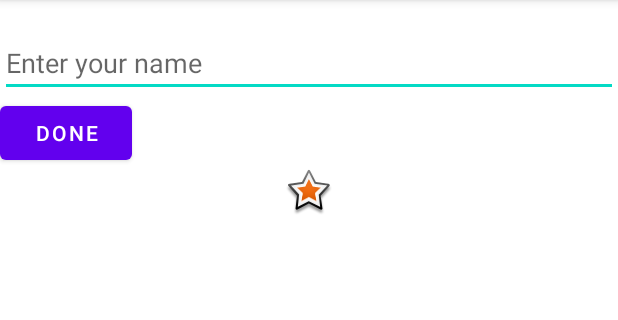
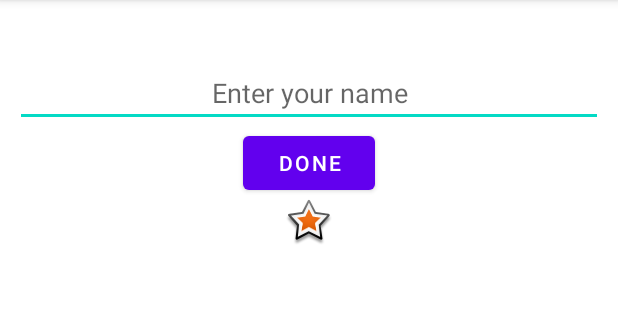
Before and after one commit to paolozroxas/AboutMe, an Android app: the screen it shows after launch (MainActivity), after a tap on "DONE", on a phone screen of 412 x 824 dp, the part 84-404 px from its top. Run offline under Robolectric (Android 15) with nearby library versions, the phone set to English and light mode, and no system bars; our stand-ins replace data binding.

Commit message:
clear text on submit

```diff
--- a/app/src/main/java/com/example/aboutme/MainActivity.kt
+++ b/app/src/main/java/com/example/aboutme/MainActivity.kt
@@ -23,6 +23,7 @@ class MainActivity : AppCompatActivity() {
 
     private fun editName(view: View) {
         binding.myName?.name = binding.editName.text.toString()
+        binding.editName.text.clear()
         binding.invalidateAll()
     }
 }
--- a/app/src/main/res/layout/activity_main.xml
+++ b/app/src/main/res/layout/activity_main.xml
@@ -1,5 +1,6 @@
 <?xml version="1.0" encoding="utf-8"?>
-<layout xmlns:android="http://schemas.android.com/apk/res/android"
+<layout xmlns:tools="http://schemas.android.com/tools"
+    xmlns:android="http://schemas.android.com/apk/res/android"
     xmlns:app="http://schemas.android.com/apk/res-auto">
     <data>
         <!-- Declare a variable by specifying a name and a data type. -->
@@ -9,31 +10,34 @@
             type="com.example.aboutme.MyName" />
     </data>
     <LinearLayout
-        xmlns:tools="http://schemas.android.com/tools"
         android:layout_width="match_parent"
         android:layout_height="match_parent"
         android:orientation="vertical"
-        tools:context=".MainActivity">
+        tools:context=".MainActivity"
+        android:padding="10dp">
 
         <TextView
             android:id="@+id/profile_name"
             android:layout_width="match_parent"
             android:layout_height="wrap_content"
             android:text="@={myName.name}"
-            android:textAlignment="center" />
+            android:textAlignment="center"
+            android:textAppearance="@style/TextAppearance.AppCompat.Large" />
 
         <EditText
             android:id="@+id/edit_name"
             android:layout_width="match_parent"
             android:layout_height="wrap_content"
-            android:hint="Enter your name"
-            android:inputType="textPersonName" />
+            android:hint="@string/enter_your_name"
+            android:inputType="textPersonName"
+            android:textAlignment="center"/>
 
         <Button
             android:id="@+id/done_button"
             android:layout_width="wrap_content"
             android:layout_height="wrap_content"
-            android:text="@string/done_button_text" />
+            android:text="@string/done_button_text"
+            android:layout_gravity="center_horizontal"/>
 
         <ImageView
             android:id="@+id/star_image"
--- a/app/src/main/res/values/strings.xml
+++ b/app/src/main/res/values/strings.xml
@@ -2,4 +2,5 @@
     <string name="app_name">About me</string>
     <string name="yellow_star">yellow star</string>
     <string name="done_button_text">Done</string>
+    <string name="enter_your_name">Enter your name</string>
 </resources>
```
